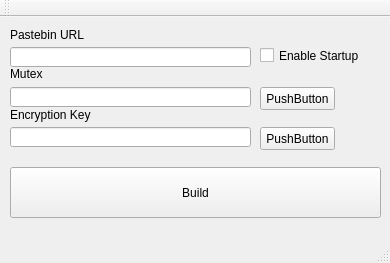
667-fluPE/darkrat, file DarkRatUIBuilderNative/DarkRatCrypterUI/DarkRatCrypterUI.ui: the form before one commit.
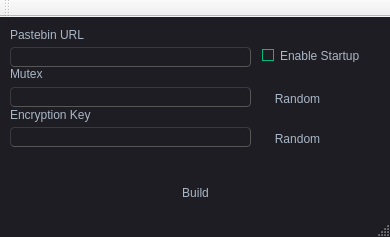
The form after the commit.

```diff
--- a/DarkRatUIBuilderNative/DarkRatCrypterUI/DarkRatCrypterUI.ui
+++ b/DarkRatUIBuilderNative/DarkRatCrypterUI/DarkRatCrypterUI.ui
@@ -10,14 +10,411 @@
     <x>0</x>
     <y>0</y>
     <width>390</width>
-    <height>263</height>
+    <height>237</height>
    </rect>
   </property>
   <property name="windowTitle">
    <string>DarkRatCrypterUI</string>
   </property>
   <property name="styleSheet">
-   <string notr="true"/>
+   <string notr="true">/*
+Material Dark Style Sheet for QT Applications
+Author: Jaime A. Quiroga P.
+Inspired on https://github.com/jxfwinter/qt-material-stylesheet
+Company: GTRONICK
+Last updated: 04/12/2018, 15:00.
+Available at: https://github.com/GTRONICK/QSS/blob/master/MaterialDark.qss
+*/
+QMainWindow {
+	background-color:#1e1d23;
+}
+QDialog {
+	background-color:#1e1d23;
+}
+QColorDialog {
+	background-color:#1e1d23;
+}
+QTextEdit {
+	background-color:#1e1d23;
+	color: #a9b7c6;
+}
+QPlainTextEdit {
+	selection-background-color:#007b50;
+	background-color:#1e1d23;
+	border-style: solid;
+	border-top-color: transparent;
+	border-right-color: transparent;
+	border-left-color: transparent;
+	border-bottom-color: transparent;
+	border-width: 1px;
+	color: #a9b7c6;
+}
+QPushButton{
+	border-style: solid;
+	border-top-color: transparent;
+	border-right-color: transparent;
+	border-left-color: transparent;
+	border-bottom-color: transparent;
+	border-width: 1px;
+	border-style: solid;
+	color: #a9b7c6;
+	padding: 2px;
+	background-color: #1e1d23;
+}
+QPushButton::default{
+	border-style: inset;
+	border-top-color: transparent;
+	border-right-color: transparent;
+	border-left-color: transparent;
+	border-bottom-color: #04b97f;
+	border-width: 1px;
+	color: #a9b7c6;
+	padding: 2px;
+	background-color: #1e1d23;
+}
+QToolButton {
+	border-style: solid;
+	border-top-color: transparent;
+	border-right-color: transparent;
+	border-left-color: transparent;
+	border-bottom-color: #04b97f;
+	border-bottom-width: 1px;
+	border-style: solid;
+	color: #a9b7c6;
+	padding: 2px;
+	background-color: #1e1d23;
+}
+QToolButton:hover{
+	border-style: solid;
+	border-top-color: transparent;
+	border-right-color: transparent;
+	border-left-color: transparent;
+	border-bottom-color: #37efba;
+	border-bottom-width: 2px;
+	border-style: solid;
+	color: #FFFFFF;
+	padding-bottom: 1px;
+	background-color: #1e1d23;
+}
+QPushButton:hover{
+	border-style: solid;
+	border-top-color: transparent;
+	border-right-color: transparent;
+	border-left-color: transparent;
+	border-bottom-color: #37efba;
+	border-bottom-width: 1px;
+	border-style: solid;
+	color: #FFFFFF;
+	padding-bottom: 2px;
+	background-color: #1e1d23;
+}
+QPushButton:pressed{
+	border-style: solid;
+	border-top-color: transparent;
+	border-right-color: transparent;
+	border-left-color: transparent;
+	border-bottom-color: #37efba;
+	border-bottom-width: 2px;
+	border-style: solid;
+	color: #37efba;
+	padding-bottom: 1px;
+	background-color: #1e1d23;
+}
+QPushButton:disabled{
+	border-style: solid;
+	border-top-color: transparent;
+	border-right-color: transparent;
+	border-left-color: transparent;
+	border-bottom-color: #808086;
+	border-bottom-width: 2px;
+	border-style: solid;
+	color: #808086;
+	padding-bottom: 1px;
+	background-color: #1e1d23;
+}
+QLineEdit {
+	border-width: 1px; border-radius: 4px;
+	border-color: rgb(58, 58, 58);
+	border-style: inset;
+	padding: 0 8px;
+	color: #a9b7c6;
+	background:#1e1d23;
+	selection-background-color:#007b50;
+	selection-color: #FFFFFF;
+}
+QLabel {
+	color: #a9b7c6;
+}
+QLCDNumber {
+	color: #37e6b4;
+}
+QProgressBar {
+	text-align: center;
+	color: rgb(240, 240, 240);
+	border-width: 1px; 
+	border-radius: 10px;
+	border-color: rgb(58, 58, 58);
+	border-style: inset;
+	background-color:#1e1d23;
+}
+QProgressBar::chunk {
+	background-color: #04b97f;
+	border-radius: 5px;
+}
+QMenuBar {
+	background-color: #1e1d23;
+}
+QMenuBar::item {
+	color: #a9b7c6;
+  	spacing: 3px;
+  	padding: 1px 4px;
+  	background: #1e1d23;
+}
+
+QMenuBar::item:selected {
+  	background:#1e1d23;
+	color: #FFFFFF;
+}
+QMenu::item:selected {
+	border-style: solid;
+	border-top-color: transparent;
+	border-right-color: transparent;
+	border-left-color: #04b97f;
+	border-bottom-color: transparent;
+	border-left-width: 2px;
+	color: #FFFFFF;
+	padding-left:15px;
+	padding-top:4px;
+	padding-bottom:4px;
+	padding-right:7px;
+	background-color: #1e1d23;
+}
+QMenu::item {
+	border-style: solid;
+	border-top-color: transparent;
+	border-right-color: transparent;
+	border-left-color: transparent;
+	border-bottom-color: transparent;
+	border-bottom-width: 1px;
+	border-style: solid;
+	color: #a9b7c6;
+	padding-left:17px;
+	padding-top:4px;
+	padding-bottom:4px;
+	padding-right:7px;
+	background-color: #1e1d23;
+}
+QMenu{
+	background-color:#1e1d23;
+}
+QTabWidget {
+	color:rgb(0,0,0);
+	background-color:#1e1d23;
+}
+QTabWidget::pane {
+		border-color: rgb(77,77,77);
+		background-color:#1e1d23;
+		border-style: solid;
+		border-width: 1px;
+    	border-radius: 6px;
+}
+QTabBar::tab {
+	border-style: solid;
+	border-top-color: transparent;
+	border-right-color: transparent;
+	border-left-color: transparent;
+	border-bottom-color: transparent;
+	border-bottom-width: 1px;
+	border-style: solid;
+	color: #808086;
+	padding: 3px;
+	margin-left:3px;
+	background-color: #1e1d23;
+}
+QTabBar::tab:selected, QTabBar::tab:last:selected, QTabBar::tab:hover {
+  	border-style: solid;
+	border-top-color: transparent;
+	border-right-color: transparent;
+	border-left-color: transparent;
+	border-bottom-color: #04b97f;
+	border-bottom-width: 2px;
+	border-style: solid;
+	color: #FFFFFF;
+	padding-left: 3px;
+	padding-bottom: 2px;
+	margin-left:3px;
+	background-color: #1e1d23;
+}
+
+QCheckBox {
+	color: #a9b7c6;
+	padding: 2px;
+}
+QCheckBox:disabled {
+	color: #808086;
+	padding: 2px;
+}
+
+QCheckBox:hover {
+	border-radius:4px;
+	border-style:solid;
+	padding-left: 1px;
+	padding-right: 1px;
+	padding-bottom: 1px;
+	padding-top: 1px;
+	border-width:1px;
+	border-color: rgb(87, 97, 106);
+	background-color:#1e1d23;
+}
+QCheckBox::indicator:checked {
+
+	height: 10px;
+	width: 10px;
+	border-style:solid;
+	border-width: 1px;
+	border-color: #04b97f;
+	color: #a9b7c6;
+	background-color: #04b97f;
+}
+QCheckBox::indicator:unchecked {
+
+	height: 10px;
+	width: 10px;
+	border-style:solid;
+	border-width: 1px;
+	border-color: #04b97f;
+	color: #a9b7c6;
+	background-color: transparent;
+}
+QRadioButton {
+	color: #a9b7c6;
+	background-color: #1e1d23;
+	padding: 1px;
+}
+QRadioButton::indicator:checked {
+	height: 10px;
+	width: 10px;
+	border-style:solid;
+	border-radius:5px;
+	border-width: 1px;
+	border-color: #04b97f;
+	color: #a9b7c6;
+	background-color: #04b97f;
+}
+QRadioButton::indicator:!checked {
+	height: 10px;
+	width: 10px;
+	border-style:solid;
+	border-radius:5px;
+	border-width: 1px;
+	border-color: #04b97f;
+	color: #a9b7c6;
+	background-color: transparent;
+}
+QStatusBar {
+	color:#027f7f;
+}
+QSpinBox {
+	color: #a9b7c6;	
+	background-color: #1e1d23;
+}
+QDoubleSpinBox {
+	color: #a9b7c6;	
+	background-color: #1e1d23;
+}
+QTimeEdit {
+	color: #a9b7c6;	
+	background-color: #1e1d23;
+}
+QDateTimeEdit {
+	color: #a9b7c6;	
+	background-color: #1e1d23;
+}
+QDateEdit {
+	color: #a9b7c6;	
+	background-color: #1e1d23;
+}
+QComboBox {
+	color: #a9b7c6;	
+	background: #1e1d23;
+}
+QComboBox:editable {
+	background: #1e1d23;
+	color: #a9b7c6;
+	selection-background-color: #1e1d23;
+}
+QComboBox QAbstractItemView {
+	color: #a9b7c6;	
+	background: #1e1d23;
+	selection-color: #FFFFFF;
+	selection-background-color: #1e1d23;
+}
+QComboBox:!editable:on, QComboBox::drop-down:editable:on {
+	color: #a9b7c6;	
+	background: #1e1d23;
+}
+QFontComboBox {
+	color: #a9b7c6;	
+	background-color: #1e1d23;
+}
+QToolBox {
+	color: #a9b7c6;
+	background-color: #1e1d23;
+}
+QToolBox::tab {
+	color: #a9b7c6;
+	background-color: #1e1d23;
+}
+QToolBox::tab:selected {
+	color: #FFFFFF;
+	background-color: #1e1d23;
+}
+QScrollArea {
+	color: #FFFFFF;
+	background-color: #1e1d23;
+}
+QSlider::groove:horizontal {
+	height: 5px;
+	background: #04b97f;
+}
+QSlider::groove:vertical {
+	width: 5px;
+	background: #04b97f;
+}
+QSlider::handle:horizontal {
+	background: qlineargradient(x1:0, y1:0, x2:1, y2:1, stop:0 #b4b4b4, stop:1 #8f8f8f);
+	border: 1px solid #5c5c5c;
+	width: 14px;
+	margin: -5px 0;
+	border-radius: 7px;
+}
+QSlider::handle:vertical {
+	background: qlineargradient(x1:1, y1:1, x2:0, y2:0, stop:0 #b4b4b4, stop:1 #8f8f8f);
+	border: 1px solid #5c5c5c;
+	height: 14px;
+	margin: 0 -5px;
+	border-radius: 7px;
+}
+QSlider::add-page:horizontal {
+    background: white;
+}
+QSlider::add-page:vertical {
+    background: white;
+}
+QSlider::sub-page:horizontal {
+    background: #04b97f;
+}
+QSlider::sub-page:vertical {
+    background: #04b97f;
+}
+
+QStatusBar::item{
+border:none;
+disblay:none;
+}</string>
+  </property>
+  <property name="animated">
+   <bool>true</bool>
   </property>
   <widget class="QWidget" name="centralWidget">
    <widget class="QPushButton" name="build">
@@ -73,7 +470,7 @@
      </rect>
     </property>
     <property name="text">
-     <string>PushButton</string>
+     <string>Random</string>
     </property>
    </widget>
    <widget class="QPushButton" name="gen_enckey">
@@ -86,7 +483,7 @@
      </rect>
     </property>
     <property name="text">
-     <string>PushButton</string>
+     <string>Random</string>
     </property>
    </widget>
    <widget class="QLabel" name="label">
```
Left out of the diff: 568 changed lines with no effect on the pictures.
